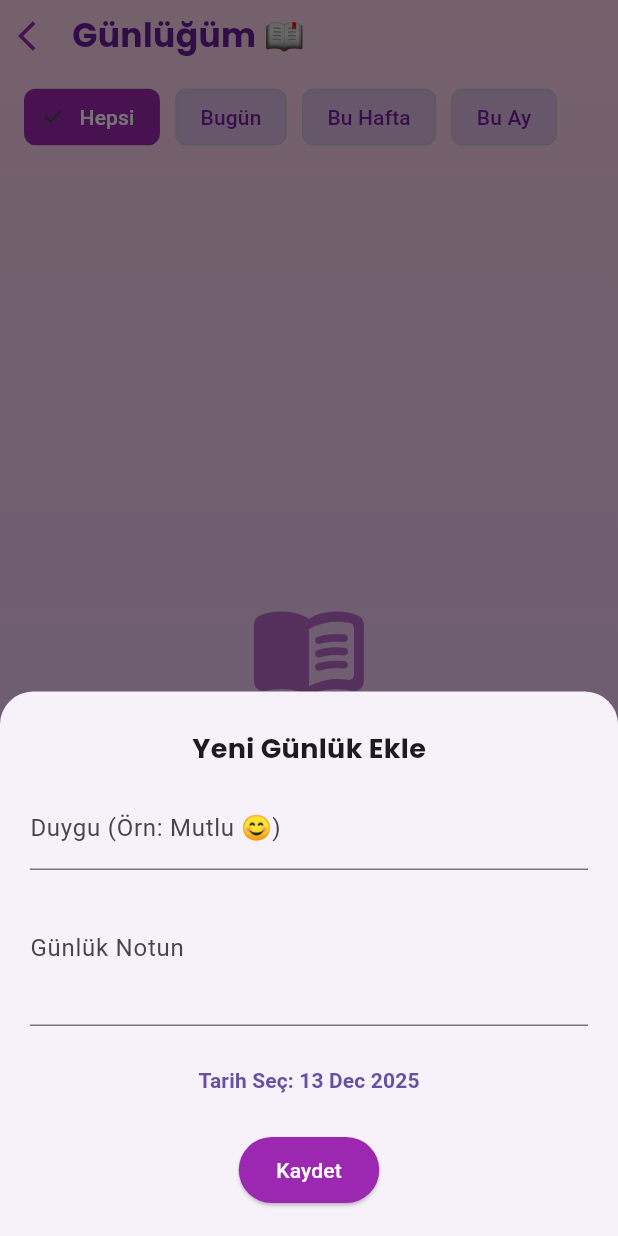
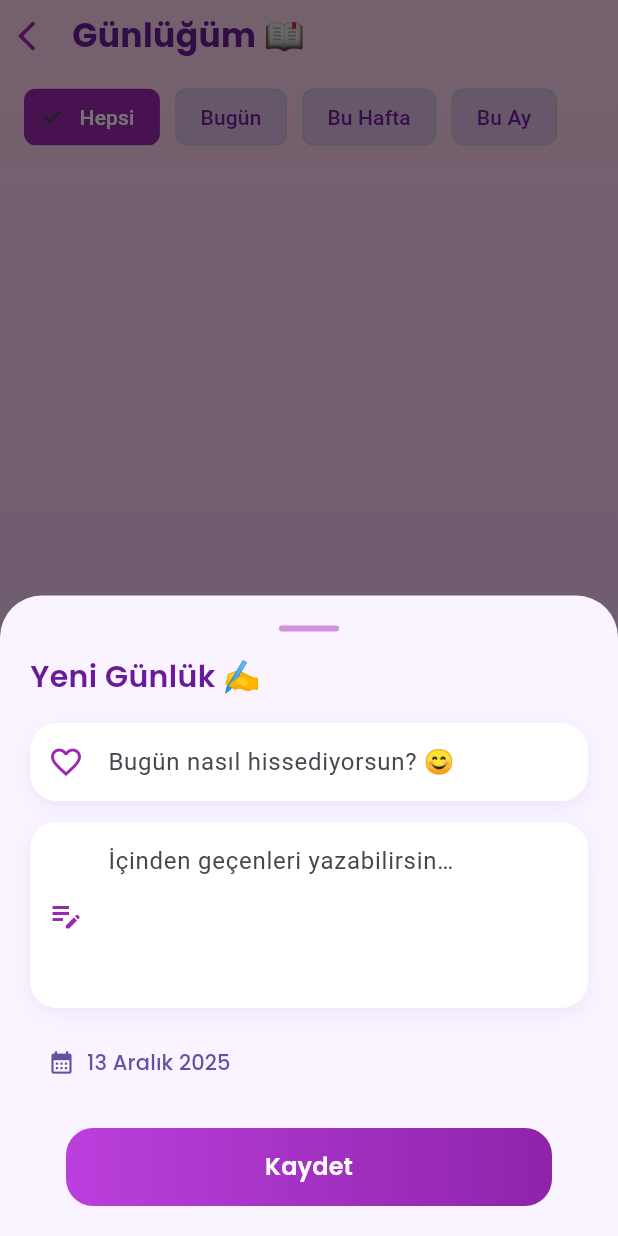
Before and after one commit to HilalNisaCan/EmotionCare, a Flutter app: the DiaryPage screen opened directly, after a tap on the "add" icon, on a phone screen of 412 x 824 dp. Run offline on Flutter 3.47's test engine with Material 3 defaults, Android fonts, the light colour scheme and no system bars; our stand-ins replace firebase_auth, firebase_core, flutter_dotenv, flutter_riverpod, google_fonts, image_picker and 2 more; missing offline and left inert: audio_session; accounts and stored records are empty.

Commit message:
Günlük yazma ve anı yakalama ekranları geliştirildi

```diff
--- a/lib/pages/diary/diary_page.dart
+++ b/lib/pages/diary/diary_page.dart
@@ -270,41 +270,69 @@ class _DiaryPageState extends ConsumerState<DiaryPage> {
   showModalBottomSheet(
     context: context,
     isScrollControlled: true,
-      shape: const RoundedRectangleBorder(
-        borderRadius: BorderRadius.vertical(top: Radius.circular(22)),
+    backgroundColor: Colors.transparent,
+    builder: (context) {
+      return Container(
+        padding: EdgeInsets.fromLTRB(
+          20,
+          20,
+          20,
+          MediaQuery.of(context).viewInsets.bottom + 20,
         ),
-      builder: (context) {
-        return Padding(
-          padding: EdgeInsets.only(
-              bottom: MediaQuery.of(context).viewInsets.bottom + 20,
-              left: 20,
-              right: 20,
-              top: 25),
+        decoration: const BoxDecoration(
+          color: Color(0xFFF9F4FF),
+          borderRadius: BorderRadius.vertical(top: Radius.circular(28)),
+        ),
         child: Column(
           mainAxisSize: MainAxisSize.min,
+          crossAxisAlignment: CrossAxisAlignment.start,
           children: [
-              Text("Yeni Günlük Ekle",
+            /// 🟣 ÜST BAR
+            Center(
+              child: Container(
+                width: 40,
+                height: 4,
+                decoration: BoxDecoration(
+                  color: Colors.purple.shade200,
+                  borderRadius: BorderRadius.circular(10),
+                ),
+              ),
+            ),
+            const SizedBox(height: 16),
+
+            /// 📖 BAŞLIK
+            Text(
+              "Yeni Günlük ✍️",
               style: GoogleFonts.poppins(
-                      fontSize: 18, fontWeight: FontWeight.bold)),
-
-              const SizedBox(height: 12),
-
-              TextField(
-                controller: moodController,
-                decoration:
-                    const InputDecoration(labelText: "Duygu (Örn: Mutlu 😊)"),
+                fontSize: 20,
+                fontWeight: FontWeight.w600,
+                color: Colors.purple.shade800,
+              ),
             ),
 
-              TextField(
+            const SizedBox(height: 16),
+
+            /// 😊 DUYGU
+            _roundedInput(
+              controller: moodController,
+              hint: "Bugün nasıl hissediyorsun? 😊",
+              icon: Icons.favorite_border,
+            ),
+
+            const SizedBox(height: 14),
+
+            /// 📝 NOT
+            _roundedInput(
               controller: explanationController,
-                maxLines: 3,
-                decoration:
-                    const InputDecoration(labelText: "Günlük Notun"),
+              hint: "İçinden geçenleri yazabilirsin…",
+              icon: Icons.edit_note,
+              maxLines: 4,
             ),
 
             const SizedBox(height: 12),
 
-              TextButton(
+            /// 📅 TARİH
+            TextButton.icon(
               onPressed: () async {
                 final picked = await showDatePicker(
                   context: context,
@@ -313,23 +341,29 @@ class _DiaryPageState extends ConsumerState<DiaryPage> {
                   lastDate: DateTime.now(),
                 );
                 if (picked != null) {
-                    selectedDate = picked;
-                    setState(() {});
+                  setState(() => selectedDate = picked);
                 }
               },
-                child: Text(
-                  "Tarih Seç: ${DateFormat('d MMM yyyy').format(selectedDate)}",
-                  style: const TextStyle(fontWeight: FontWeight.w600),
+              icon: const Icon(Icons.calendar_month),
+              label: Text(
+                DateFormat('d MMMM yyyy', 'tr_TR').format(selectedDate),
+                style: GoogleFonts.poppins(fontWeight: FontWeight.w500),
               ),
             ),
 
-              const SizedBox(height: 12),
+            const SizedBox(height: 20),
 
-              ElevatedButton(
+            /// 💜 KAYDET
+            SizedBox(
+              width: double.infinity,
+              height: 52,
+              child: ElevatedButton(
                 style: ElevatedButton.styleFrom(
-                  backgroundColor: Colors.purple,
-                  padding: const EdgeInsets.symmetric(
-                      vertical: 12, horizontal: 25),
+                  backgroundColor: Colors.transparent,
+                  elevation: 0,
+                  shape: RoundedRectangleBorder(
+                    borderRadius: BorderRadius.circular(18),
+                  ),
                 ),
                 onPressed: () {
                   ref.read(diaryProvider.notifier).addEntry(
@@ -341,8 +375,28 @@ class _DiaryPageState extends ConsumerState<DiaryPage> {
                       );
                   Navigator.pop(context);
                 },
-                child: const Text("Kaydet",
-                    style: TextStyle(color: Colors.white)),
+                child: Ink(
+                  decoration: BoxDecoration(
+                    gradient: const LinearGradient(
+                      colors: [
+                        Color(0xFFBB3FDD),
+                        Color(0xFF8E24AA),
+                      ],
+                    ),
+                    borderRadius: BorderRadius.circular(18),
+                  ),
+                  child: Center(
+                    child: Text(
+                      "Kaydet",
+                      style: GoogleFonts.poppins(
+                        fontSize: 16,
+                        fontWeight: FontWeight.w600,
+                        color: Colors.white,
+                      ),
+                    ),
+                  ),
+                ),
+              ),
             ),
           ],
         ),
@@ -350,4 +404,38 @@ class _DiaryPageState extends ConsumerState<DiaryPage> {
     },
   );
 }
+
+/// 🌸 YUVARLAK INPUT
+Widget _roundedInput({
+  required TextEditingController controller,
+  required String hint,
+  required IconData icon,
+  int maxLines = 1,
+}) {
+  return Container(
+    decoration: BoxDecoration(
+      color: Colors.white,
+      borderRadius: BorderRadius.circular(18),
+      boxShadow: [
+        BoxShadow(
+          color: Colors.purple.withOpacity(0.08),
+          blurRadius: 10,
+          offset: const Offset(0, 4),
+        ),
+      ],
+    ),
+    child: TextField(
+      controller: controller,
+      maxLines: maxLines,
+      decoration: InputDecoration(
+        hintText: hint,
+        prefixIcon: Icon(icon, color: Colors.purple),
+        border: InputBorder.none,
+        contentPadding:
+            const EdgeInsets.symmetric(horizontal: 16, vertical: 14),
+      ),
+    ),
+  );
 }
+
+}
```
Also changed, not shown: lib/pages/memory_page.dart (+92 -48 lines). Lines whose indentation alone changed are shown as unchanged.
